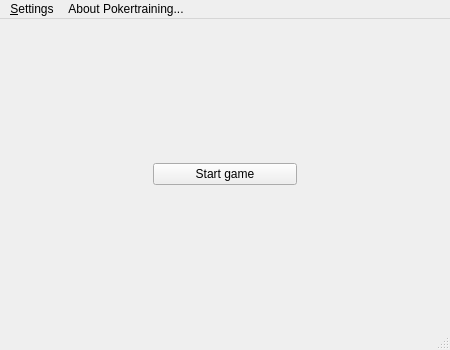
Marcennaji/HoldemCore, file src/qt/startwindow.ui: the form before one commit.
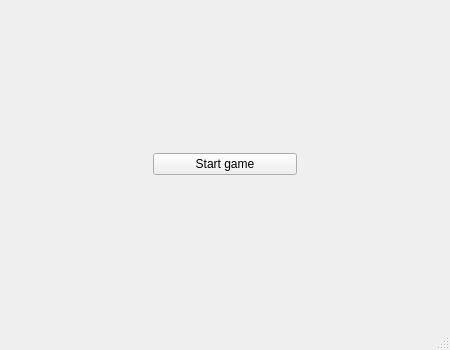
The form after the commit. Icons and pictures are not drawn.

```diff
--- a/src/qt/startwindow.ui
+++ b/src/qt/startwindow.ui
@@ -111,30 +111,6 @@
     </item>
    </layout>
   </widget>
-  <widget class="QMenuBar" name="menubar">
-   <property name="geometry">
-    <rect>
-     <x>0</x>
-     <y>0</y>
-     <width>450</width>
-     <height>22</height>
-    </rect>
-   </property>
-   <widget class="QMenu" name="menuSettings">
-    <property name="title">
-     <string>&amp;Settings</string>
-    </property>
-    <addaction name="actionConfigurePokerTraining"/>
-   </widget>
-   <widget class="QMenu" name="menuAbout">
-    <property name="title">
-     <string>About Pokertraining...</string>
-    </property>
-    <addaction name="actionAbout_Pokertraining"/>
-   </widget>
-   <addaction name="menuSettings"/>
-   <addaction name="menuAbout"/>
-  </widget>
   <widget class="QStatusBar" name="statusbar"/>
   <action name="actionStartGame">
    <property name="icon">
```
Left out of the diff: 2 changed lines with no effect on the pictures.
